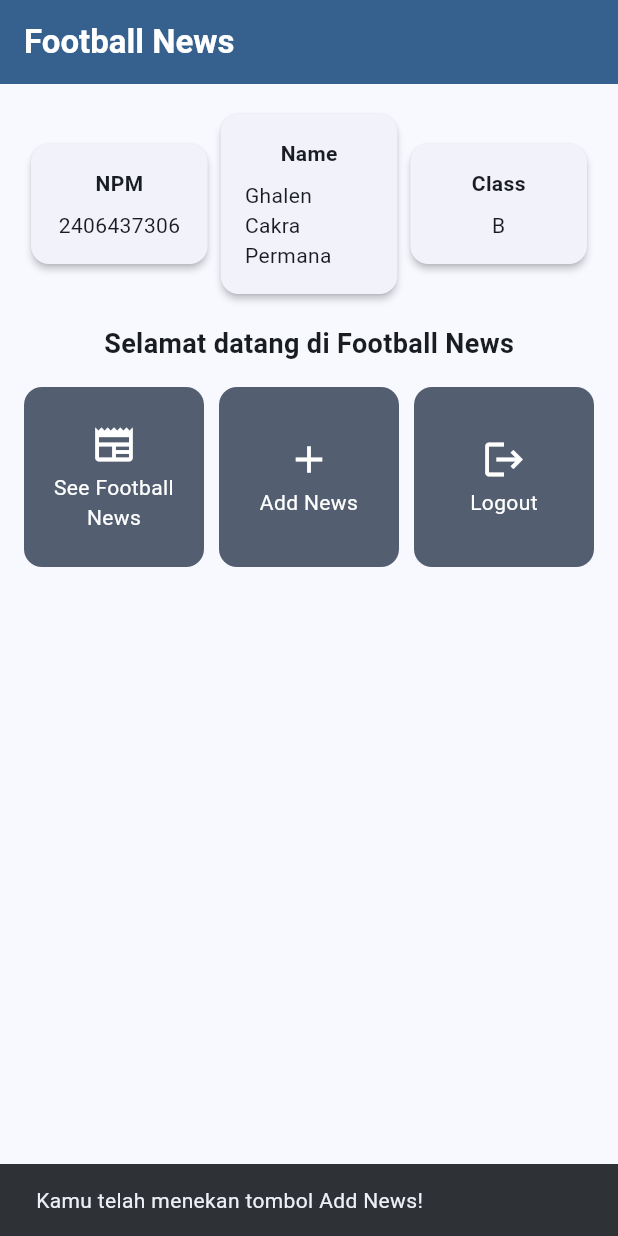
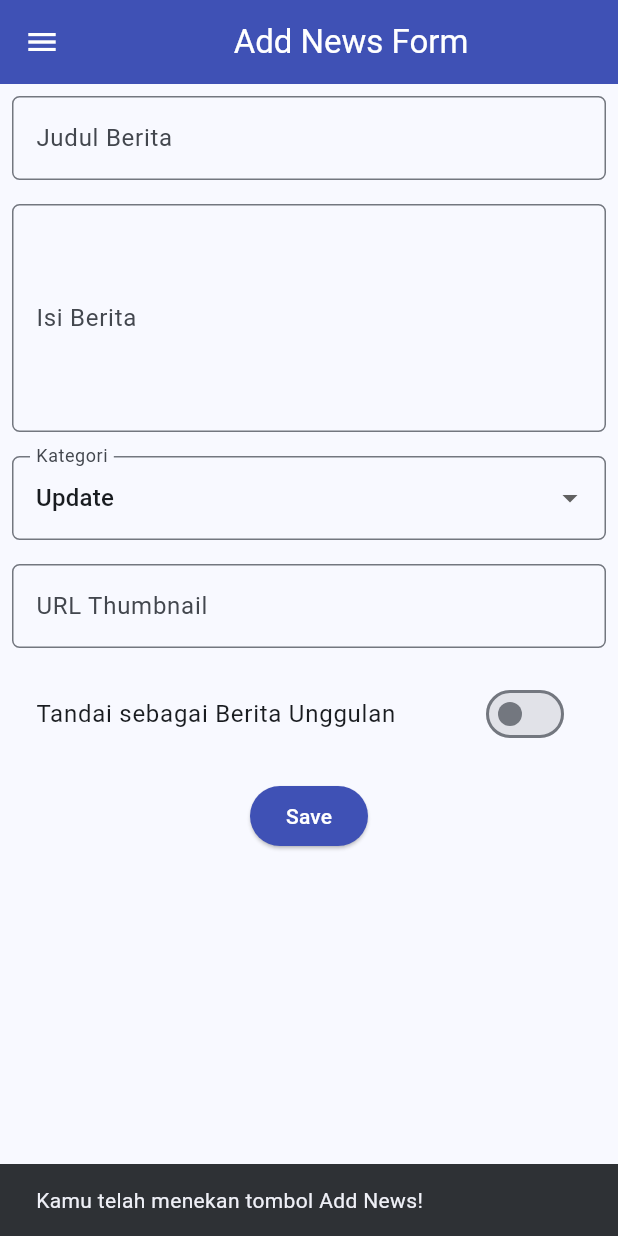
Before and after one commit to GhalenCakra/football-news-mobile, a Flutter app: the screen it shows after launch, after a tap on "Add News", on a phone screen of 412 x 824 dp. Run offline on Flutter 3.47's test engine with Material 3 defaults, Android fonts, the phone set to English and light mode, and no system bars.

Commit message:
tutorial 7 selesai

```diff
--- a/lib/main.dart
+++ b/lib/main.dart
@@ -1,5 +1,6 @@
 import 'package:flutter/material.dart';
-import 'package:football_news/menu.dart';
+import 'package:football_news/screens/menu.dart';
+
 
 void main() {
   runApp(const MyApp());
--- a/lib/menu.dart
+++ b/lib/screens/menu.dart
@@ -1,4 +1,6 @@
 import 'package:flutter/material.dart';
+import 'package:football_news/widgets/left_drawer.dart';
+import 'package:football_news/widgets/news_card.dart';
 
 class MyHomePage extends StatelessWidget {
   MyHomePage({super.key});
@@ -26,6 +28,7 @@ class MyHomePage extends StatelessWidget {
         ),
         backgroundColor: Theme.of(context).colorScheme.primary,
       ),
+      drawer: const LeftDrawer(),
       body: Padding(
         padding: const EdgeInsets.all(16.0),
         child: Column(
@@ -53,9 +56,9 @@ class MyHomePage extends StatelessWidget {
               mainAxisSpacing: 10,
               crossAxisCount: 3,
               shrinkWrap: true,
-              children: items.map((ItemHomepage item) {
-                return ItemCard(item);
-              }).toList(),
+              children: items
+                  .map((item) => ItemCard(name: item.name, icon: item.icon))
+                  .toList(),
             ),
           ],
         ),
@@ -95,43 +98,3 @@ class ItemHomepage {
 
   ItemHomepage(this.name, this.icon);
 }
-
-class ItemCard extends StatelessWidget {
-  final ItemHomepage item;
-
-  const ItemCard(this.item, {super.key});
-
-  @override
-  Widget build(BuildContext context) {
-    return Material(
-      color: Theme.of(context).colorScheme.secondary,
-      borderRadius: BorderRadius.circular(12),
-      child: InkWell(
-        onTap: () {
-          ScaffoldMessenger.of(context)
-            ..hideCurrentSnackBar()
-            ..showSnackBar(
-              SnackBar(content: Text("Kamu telah menekan tombol ${item.name}!"))
-            );
-        },
-        child: Container(
-          padding: const EdgeInsets.all(8),
-          child: Center(
-            child: Column(
-              mainAxisAlignment: MainAxisAlignment.center,
-              children: [
-                Icon(item.icon, color: Colors.white, size: 30.0),
-                const SizedBox(height: 4),
-                Text(
-                  item.name,
-                  textAlign: TextAlign.center,
-                  style: const TextStyle(color: Colors.white),
-                ),
-              ],
-            ),
-          ),
-        ),
-      ),
-    );
-  }
-}
--- /dev/null
+++ b/lib/screens/newslist_form.dart
@@ -0,0 +1,202 @@
+import 'package:flutter/material.dart';
+import 'package:football_news/widgets/left_drawer.dart';
+
+class NewsFormPage extends StatefulWidget {
+  const NewsFormPage({super.key});
+
+  @override
+  State<NewsFormPage> createState() => _NewsFormPageState();
+}
+
+class _NewsFormPageState extends State<NewsFormPage> {
+  final _formKey = GlobalKey<FormState>();
+  String _title = "";
+  String _content = "";
+  String _category = "update";
+  String _thumbnail = "";
+  bool _isFeatured = false;
+
+  final List<String> _categories = [
+    'transfer',
+    'update',
+    'exclusive',
+    'match',
+    'rumor',
+    'analysis',
+  ];
+
+  @override
+  Widget build(BuildContext context) {
+    return Scaffold(
+      appBar: AppBar(
+        title: const Center(
+          child: Text('Add News Form'),
+        ),
+        backgroundColor: Colors.indigo,
+        foregroundColor: Colors.white,
+      ),
+      drawer: const LeftDrawer(),
+      body: Form(
+        key: _formKey,
+        child: SingleChildScrollView(
+          child: Column(
+            crossAxisAlignment: CrossAxisAlignment.start,
+            children: [
+
+              // === Title ===
+              Padding(
+                padding: const EdgeInsets.all(8.0),
+                child: TextFormField(
+                  decoration: InputDecoration(
+                    hintText: "Judul Berita",
+                    labelText: "Judul Berita",
+                    border: OutlineInputBorder(
+                      borderRadius: BorderRadius.circular(5.0),
+                    ),
+                  ),
+                  onChanged: (String? value) {
+                    setState(() => _title = value!);
+                  },
+                  validator: (String? value) {
+                    if (value == null || value.isEmpty) {
+                      return "Judul tidak boleh kosong!";
+                    }
+                    return null;
+                  },
+                ),
+              ),
+
+              // === Content ===
+              Padding(
+                padding: const EdgeInsets.all(8.0),
+                child: TextFormField(
+                  maxLines: 5,
+                  decoration: InputDecoration(
+                    hintText: "Isi Berita",
+                    labelText: "Isi Berita",
+                    border: OutlineInputBorder(
+                      borderRadius: BorderRadius.circular(5.0),
+                    ),
+                  ),
+                  onChanged: (String? value) {
+                    setState(() => _content = value!);
+                  },
+                  validator: (String? value) {
+                    if (value == null || value.isEmpty) {
+                      return "Isi berita tidak boleh kosong!";
+                    }
+                    return null;
+                  },
+                ),
+              ),
+
+              // === Category Dropdown ===
+              Padding(
+                padding: const EdgeInsets.all(8.0),
+                child: DropdownButtonFormField<String>(
+                  decoration: InputDecoration(
+                    labelText: "Kategori",
+                    border: OutlineInputBorder(
+                      borderRadius: BorderRadius.circular(5.0),
+                    ),
+                  ),
+                  value: _category,
+                  items: _categories
+                      .map((cat) => DropdownMenuItem(
+                            value: cat,
+                            child: Text(
+                              cat[0].toUpperCase() + cat.substring(1),
+                            ),
+                          ))
+                      .toList(),
+                  onChanged: (String? newValue) {
+                    setState(() => _category = newValue!);
+                  },
+                ),
+              ),
+
+              // === Thumbnail URL ===
+              Padding(
+                padding: const EdgeInsets.all(8.0),
+                child: TextFormField(
+                  decoration: InputDecoration(
+                    hintText: "URL Thumbnail (opsional)",
+                    labelText: "URL Thumbnail",
+                    border: OutlineInputBorder(
+                      borderRadius: BorderRadius.circular(5.0),
+                    ),
+                  ),
+                  onChanged: (String? value) {
+                    setState(() => _thumbnail = value!);
+                  },
+                ),
+              ),
+
+              // === Featured Switch ===
+              Padding(
+                padding: const EdgeInsets.all(8.0),
+                child: SwitchListTile(
+                  title: const Text("Tandai sebagai Berita Unggulan"),
+                  value: _isFeatured,
+                  onChanged: (bool value) {
+                    setState(() => _isFeatured = value);
+                  },
+                ),
+              ),
+
+              // === Button: Save ===
+              Align(
+                alignment: Alignment.bottomCenter,
+                child: Padding(
+                  padding: const EdgeInsets.all(8.0),
+                  child: ElevatedButton(
+                    style: ButtonStyle(
+                      backgroundColor:
+                          MaterialStateProperty.all(Colors.indigo),
+                    ),
+                    onPressed: () {
+                      if (_formKey.currentState!.validate()) {
+                        showDialog(
+                          context: context,
+                          builder: (context) {
+                            return AlertDialog(
+                              title: const Text('Berita berhasil disimpan!'),
+                              content: SingleChildScrollView(
+                                child: ListBody(
+                                  children: [
+                                    Text("Judul: $_title"),
+                                    Text('Isi: $_content'),
+                                    Text("Kategori: $_category"),
+                                    Text('Thumbnail: $_thumbnail'),
+                                    Text("Unggulan: ${_isFeatured ? 'Ya' : 'Tidak'}"),
+                                  ],
+                                ),
+                              ),
+                              actions: [
+                                TextButton(
+                                  child: const Text('OK'),
+                                  onPressed: () {
+                                    Navigator.pop(context);
+                                    _formKey.currentState!.reset();
+                                  },
+                                ),
+                              ],
+                            );
+                          },
+                        );
+                      }
+                    },
+                    child: const Text(
+                      "Save",
+                      style: TextStyle(color: Colors.white),
+                    ),
+                  ),
+                ),
+              ),
+            ],
+          ),
+        ),
+      ),
+    );
+  }
+}
--- /dev/null
+++ b/lib/widgets/left_drawer.dart
@@ -0,0 +1,75 @@
+import 'package:flutter/material.dart';
+import 'package:football_news/screens/menu.dart';
+import 'package:football_news/screens/newslist_form.dart';
+
+class LeftDrawer extends StatelessWidget {
+  const LeftDrawer({super.key});
+
+  @override
+  Widget build(BuildContext context) {
+    return Drawer(
+      child: ListView(
+        padding: EdgeInsets.zero,
+        children: [
+          const DrawerHeader(
+            decoration: BoxDecoration(
+              color: Colors.blue,
+            ),
+            child: Column(
+              mainAxisAlignment: MainAxisAlignment.center,
+              children: [
+                Text(
+                  'Football News',
+                  textAlign: TextAlign.center,
+                  style: TextStyle(
+                    fontSize: 28,
+                    fontWeight: FontWeight.bold,
+                    color: Colors.white,
+                  ),
+                ),
+                SizedBox(height: 10),
+                Text(
+                  "Seluruh berita sepak bola terkini di sini!",
+                  textAlign: TextAlign.center,
+                  style: TextStyle(
+                    fontSize: 15,
+                    color: Colors.white,
+                    fontWeight: FontWeight.normal,
+                  ),
+                ),
+              ],
+            ),
+          ),
+
+          // ✅ Navigasi ke Home
+          ListTile(
+            leading: const Icon(Icons.home_outlined),
+            title: const Text('Home'),
+            onTap: () {
+              Navigator.pushReplacement(
+                context,
+                MaterialPageRoute(
+                  builder: (context) => MyHomePage(),
+                ),
+              );
+            },
+          ),
+
+          // ✅ Navigasi ke Form Tambah Berita
+          ListTile(
+            leading: const Icon(Icons.post_add),
+            title: const Text('Add News'),
+            onTap: () {
+              Navigator.push(
+                context,
+                MaterialPageRoute(
+                  builder: (context) => const NewsFormPage(),
+                ),
+              );
+            },
+          ),
+        ],
+      ),
+    );
+  }
+}
--- /dev/null
+++ b/lib/widgets/news_card.dart
@@ -0,0 +1,50 @@
+import 'package:flutter/material.dart';
+import 'package:football_news/screens/newslist_form.dart';
+
+class ItemCard extends StatelessWidget {
+  final String name;
+  final IconData icon;
+
+  const ItemCard({super.key, required this.name, required this.icon});
+
+  @override
+  Widget build(BuildContext context) {
+    return Material(
+      color: Theme.of(context).colorScheme.secondary,
+      borderRadius: BorderRadius.circular(12),
+      child: InkWell(
+        onTap: () {
+          ScaffoldMessenger.of(context)
+            ..hideCurrentSnackBar()
+            ..showSnackBar(
+              SnackBar(content: Text("Kamu telah menekan tombol $name!")),
+            );
+
+          if (name == "Add News") {
+            Navigator.push(
+              context,
+              MaterialPageRoute(
+                builder: (context) => const NewsFormPage(),
+              ),
+            );
+          }
+        },
+        child: Container(
+          padding: const EdgeInsets.all(8),
+          child: Column(
+            mainAxisAlignment: MainAxisAlignment.center,
+            children: [
+              Icon(icon, color: Colors.white, size: 30.0),
+              const SizedBox(height: 4),
+              Text(
+                name,
+                textAlign: TextAlign.center,
+                style: const TextStyle(color: Colors.white),
+              ),
+            ],
+          ),
+        ),
+      ),
+    );
+  }
+}
```
